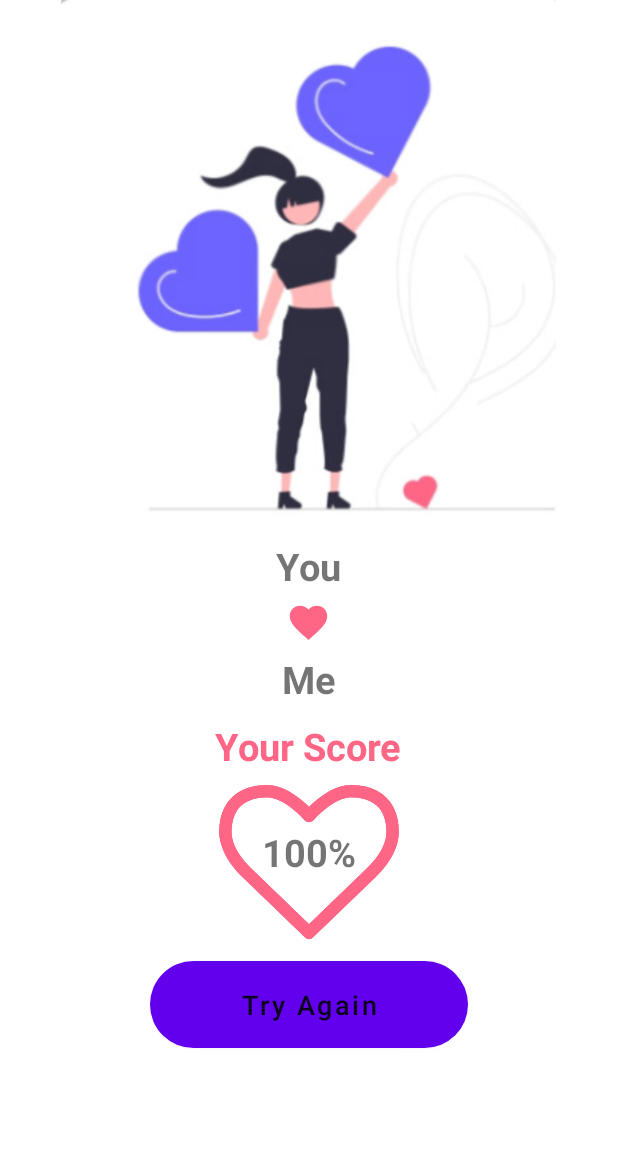
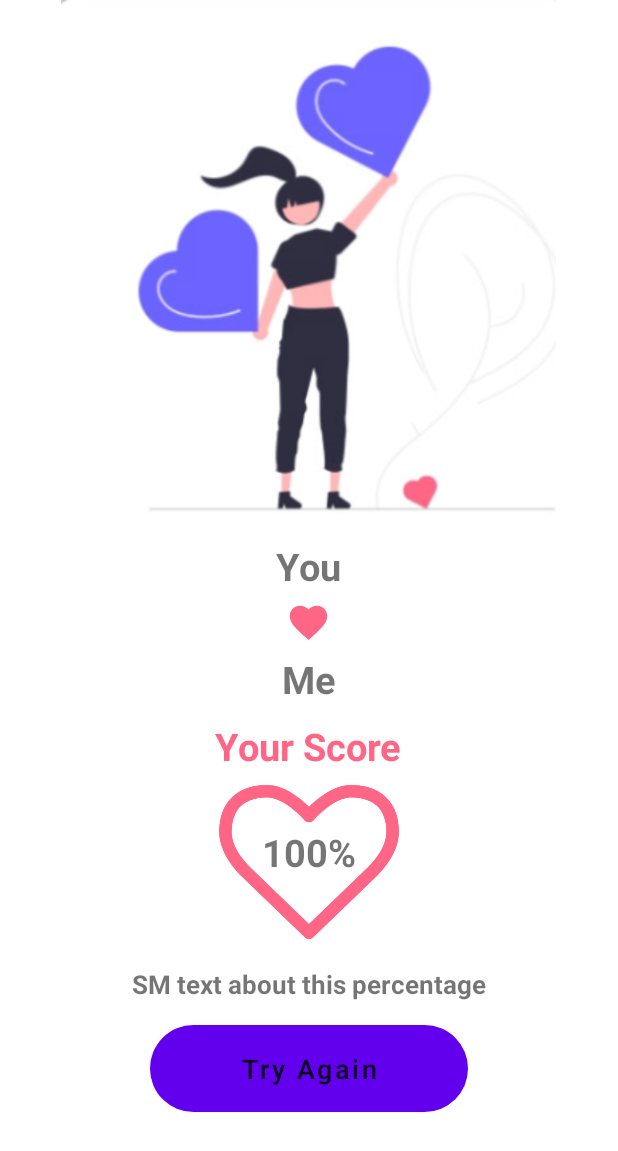
Before and after one commit to UrazbaevT/4MONTH_LESSON2_HW2, an Android app: the layout fragment_result.xml on its own in the app's theme, with its tools: preview values and no code run, on a phone screen of 412 x 824 dp. Shown: the top 1151 px of the screen. Run offline under Robolectric (Android 15) with nearby library versions, the phone set to English and light mode, and no system bars.

Commit message:
added hw2

```diff
--- a/app/build.gradle
+++ b/app/build.gradle
@@ -41,6 +41,8 @@ dependencies {
     implementation 'androidx.appcompat:appcompat:1.6.1'
     implementation 'com.google.android.material:material:1.8.0'
     implementation 'androidx.constraintlayout:constraintlayout:2.1.4'
+    implementation 'androidx.navigation:navigation-fragment-ktx:2.5.3'
+    implementation 'androidx.navigation:navigation-runtime-ktx:2.5.3'
     testImplementation 'junit:junit:4.13.2'
     androidTestImplementation 'androidx.test.ext:junit:1.1.5'
     androidTestImplementation 'androidx.test.espresso:espresso-core:3.5.1'
--- a/app/src/main/java/com/example/a2monthlesson2/LoveModel.kt
+++ b/app/src/main/java/com/example/a2monthlesson2/LoveModel.kt
@@ -16,4 +16,4 @@ data class LoveModel (
     val secondName: String,
     val percentage: String,
     val result: String,
-    )
+    ):java.io.Serializable
--- a/app/src/main/java/com/example/a2monthlesson2/ResultActivity.kt
+++ /dev/null
@@ -1,11 +0,0 @@
-package com.example.a2monthlesson2
-
-import androidx.appcompat.app.AppCompatActivity
-import android.os.Bundle
-
-class ResultActivity : AppCompatActivity() {
-    override fun onCreate(savedInstanceState: Bundle?) {
-        super.onCreate(savedInstanceState)
-        setContentView(R.layout.activity_result)
-    }
-}
--- a/app/src/main/res/layout/activity_result.xml
+++ b/app/src/main/res/layout/fragment_result.xml
@@ -4,8 +4,7 @@
     xmlns:tools="http://schemas.android.com/tools"
     android:orientation="vertical"
     android:layout_width="match_parent"
-    android:layout_height="match_parent"
-    tools:context=".ResultActivity">
+    android:layout_height="match_parent">
 
     <ImageView
         android:layout_width="330dp"
@@ -15,6 +14,7 @@
         android:src="@drawable/end"/>
 
     <TextView
+        android:id="@+id/etYou"
         android:layout_width="wrap_content"
         android:layout_height="wrap_content"
         android:text="@string/you"
@@ -31,6 +31,7 @@
         android:layout_gravity="center"/>
 
     <TextView
+        android:id="@+id/etMe"
         android:layout_width="wrap_content"
         android:layout_height="wrap_content"
         android:text="@string/me"
@@ -65,6 +66,7 @@
             tools:ignore="MissingConstraints" />
 
         <TextView
+            android:id="@+id/tvPercentage"
             android:layout_width="wrap_content"
             android:layout_height="wrap_content"
             android:text="@string/_100"
@@ -79,7 +81,18 @@
 
     </androidx.constraintlayout.widget.ConstraintLayout>
 
+    <TextView
+        android:id="@+id/tvResult"
+        android:layout_width="wrap_content"
+        android:layout_height="wrap_content"
+        android:text="@string/sm_text_about_this_percentage"
+        android:layout_gravity="center"
+        android:textSize="17sp"
+        android:textStyle="bold"
+        android:layout_margin="9dp"/>
+
     <com.google.android.material.button.MaterialButton
+        android:id="@+id/btn_try_again"
         android:textColor="?android:actionBarWidgetTheme"
         app:cornerRadius="30dp"
         android:layout_width="match_parent"
--- a/app/src/main/res/values/strings.xml
+++ b/app/src/main/res/values/strings.xml
@@ -10,4 +10,7 @@
     <string name="your_score">Your Score</string>
     <string name="_100">100%</string>
     <string name="try_again">Try Again</string>
+    <string name="sm_text_about_this_percentage">SM text about this percentage</string>
+    <!-- TODO: Remove or change this placeholder text -->
+    <string name="hello_blank_fragment">Hello blank fragment</string>
 </resources>
```
Also changed, not shown: app/src/main/java/com/example/a2monthlesson2/FirstFragment.kt (added, +58 -0 lines), app/src/main/java/com/example/a2monthlesson2/MainActivity.kt (+8 -26 lines), app/src/main/java/com/example/a2monthlesson2/ResultFragment.kt (added, +42 -0 lines), app/src/main/res/layout/activity_main.xml (+14 -72 lines), app/src/main/res/layout/fragment_first.xml (added, +79 -0 lines), app/src/main/res/navigation/nav_graph.xml (added, +26 -0 lines).
